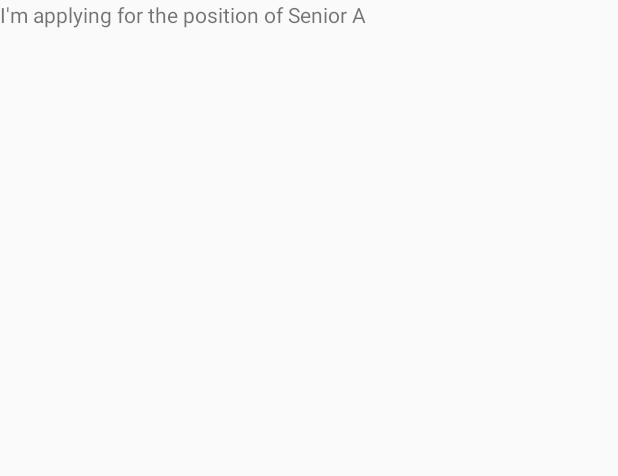
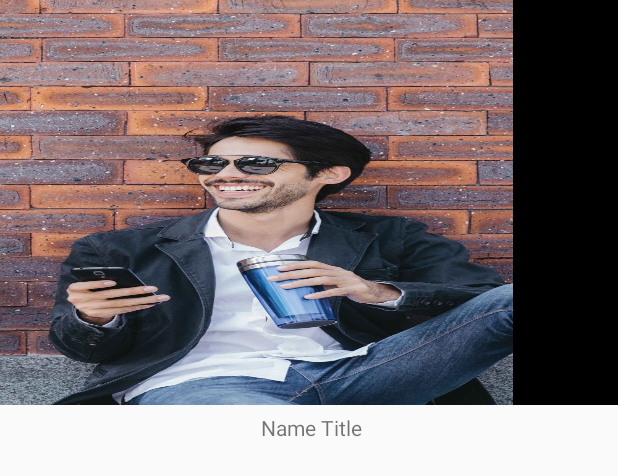
Before and after one commit to IbrarTanim/MyChatApp, an Android app: the layout photo_block_cell.xml on its own in the app's theme, with its tools: preview values and no code run, on a phone screen of 412 x 824 dp. Shown: the top 476 px of the screen. Run offline under Robolectric (Android 15) with nearby library versions, the phone set to English and light mode, and no system bars.

Commit message:
minor changes

```diff
--- a/app/src/main/res/layout/photo_block_cell.xml
+++ b/app/src/main/res/layout/photo_block_cell.xml
@@ -15,20 +15,40 @@
         app:layout_constraintRight_toRightOf="parent"
         app:layout_constraintTop_toTopOf="parent">
 
-        <LinearLayout
+        <RelativeLayout
             android:layout_width="match_parent"
-            android:layout_height="@dimen/zero">
+            android:layout_height="@dimen/zero"
+            android:layout_weight="9">
+
+            <ImageView
+                android:layout_width="match_parent"
+                android:layout_height="match_parent"
+                android:background="@color/transparent"
+                android:scaleType="fitXY"
+                android:src="@mipmap/chatting" />
+
+            <LinearLayout
+                android:layout_width="70dp"
+                android:layout_height="match_parent"
+                android:layout_alignParentRight="true"
+                android:background="@color/black"
+                android:weightSum="10">
 
 
-        </LinearLayout>
 
-     <TextView
-         android:layout_width="match_parent"
-         android:layout_height="@dimen/zero"
-         android:layout_weight="1"
-         android:text="I'm applying for the position of Senior A"
-         />
 
+
+            </LinearLayout>
+
+
+        </RelativeLayout>
+
+        <TextView
+            android:layout_width="match_parent"
+            android:layout_height="@dimen/zero"
+            android:layout_weight="1"
+            android:gravity="center"
+            android:text=" Name Title" />
 
 
     </LinearLayout>
```
